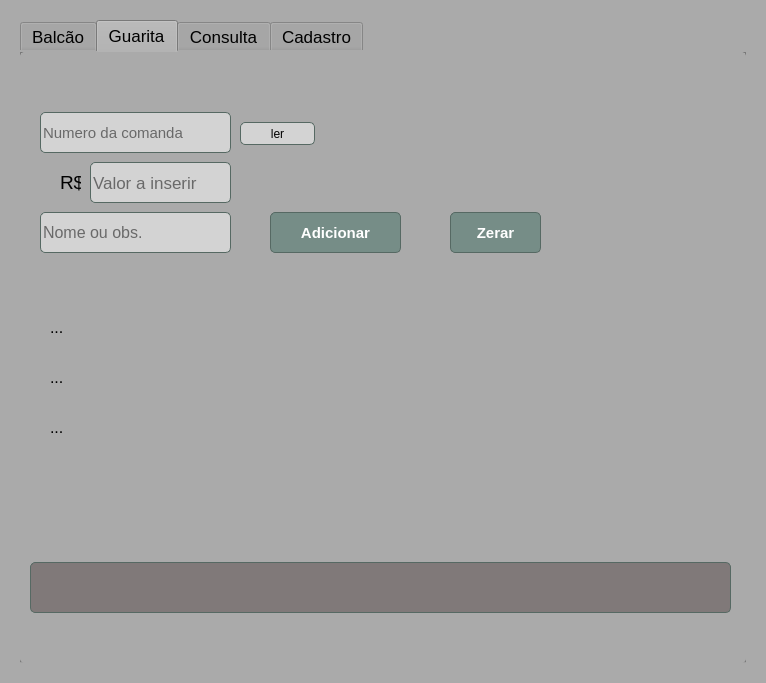
Old version of the form comanda.ui in the repository Pindoba/Comanda-pre.
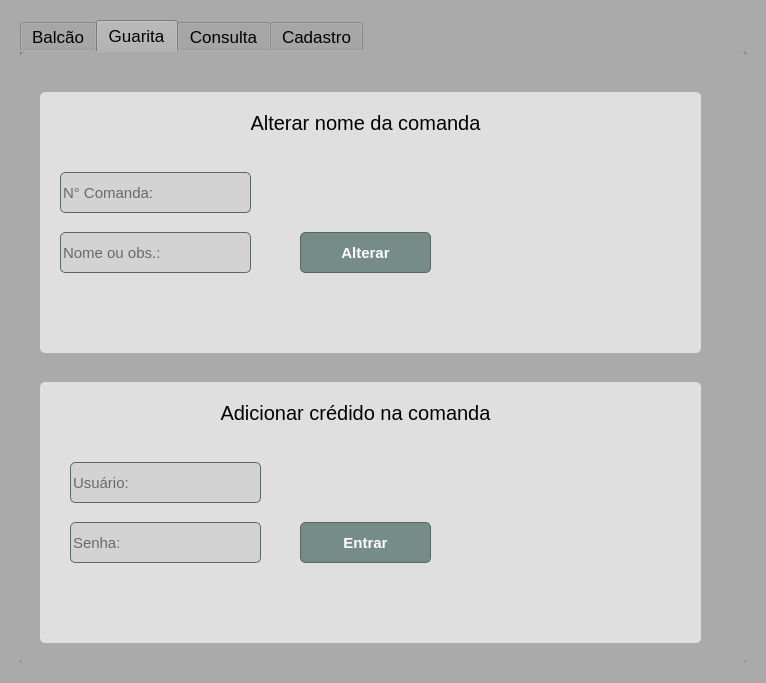
New version of the form. The open tabs and pages were chosen to show the change.

Commit message: Login pra add credito/campo mudar nome comanda

The edit to the form file:
```diff
--- a/comanda.ui
+++ b/comanda.ui
@@ -253,11 +253,69 @@
          <attribute name="title">
           <string>Guarita</string>
          </attribute>
-         <widget class="QLineEdit" name="lineEdit">
+         <widget class="QFrame" name="frame_4">
           <property name="geometry">
            <rect>
             <x>20</x>
-            <y>60</y>
+            <y>330</y>
+            <width>661</width>
+            <height>261</height>
+           </rect>
+          </property>
+          <property name="styleSheet">
+           <string notr="true">background-color: rgb(223, 223, 223);</string>
+          </property>
+          <property name="frameShape">
+           <enum>QFrame::StyledPanel</enum>
+          </property>
+          <property name="frameShadow">
+           <enum>QFrame::Raised</enum>
+          </property>
+          <widget class="QPushButton" name="pushButton_4">
+           <property name="geometry">
+            <rect>
+             <x>260</x>
+             <y>140</y>
+             <width>131</width>
+             <height>41</height>
+            </rect>
+           </property>
+           <property name="styleSheet">
+            <string notr="true">QPushButton {
+	box-shadow:inset 0px 1px 3px 0px #91b8b3;
+	background:linear-gradient(to bottom, #768d87 5%, #6c7c7c 100%);
+	background-color:#768d87;
+	border-radius:5px;
+	border:1px solid #566963;
+	display:inline-block;
+	cursor:pointer;
+	color:#ffffff;
+	font-family:Arial;
+	font-size:15px;
+	font-weight:bold;
+	padding:11px 23px;
+	text-decoration:none;
+	text-shadow:0px -1px 0px #2b665e;
+}
+QPushButton:hover {
+	background:linear-gradient(to bottom, #6c7c7c 5%, #768d87 100%);
+	background-color:#6c7c7c;
+}
+QPushButton:active {
+	position:relative;
+	top:1px;
+}
+</string>
+           </property>
+           <property name="text">
+            <string>Entrar</string>
+           </property>
+          </widget>
+          <widget class="QLineEdit" name="lineEdit_5">
+           <property name="geometry">
+            <rect>
+             <x>30</x>
+             <y>80</y>
             <width>191</width>
             <height>41</height>
            </rect>
@@ -285,100 +343,219 @@
            <string/>
           </property>
           <property name="placeholderText">
-           <string>Numero da comanda</string>
+            <string>Usuário:</string>
           </property>
           <property name="clearButtonEnabled">
            <bool>false</bool>
           </property>
          </widget>
-         <widget class="QLineEdit" name="lineEdit_2">
+          <widget class="QLineEdit" name="lineEdit_6">
           <property name="geometry">
            <rect>
-            <x>70</x>
-            <y>110</y>
-            <width>141</width>
+             <x>30</x>
+             <y>140</y>
+             <width>191</width>
             <height>41</height>
            </rect>
           </property>
           <property name="font">
            <font>
-            <pointsize>13</pointsize>
-           </font>
-          </property>
+             <pointsize>11</pointsize>
+            </font>
+           </property>
+           <property name="accessibleName">
+            <string/>
+           </property>
           <property name="styleSheet">
            <string notr="true">background-color: rgb(211, 211, 211);
 border-radius:5px;
 border:1px solid #566963;</string>
           </property>
           <property name="inputMethodHints">
-           <set>Qt::ImhNone</set>
-          </property>
+            <set>Qt::ImhHiddenText|Qt::ImhNoAutoUppercase|Qt::ImhNoPredictiveText|Qt::ImhSensitiveData</set>
+           </property>
+           <property name="inputMask">
+            <string/>
+           </property>
           <property name="text">
            <string/>
           </property>
+           <property name="echoMode">
+            <enum>QLineEdit::Password</enum>
+           </property>
           <property name="placeholderText">
-           <string>Valor a inserir</string>
+            <string>Senha:</string>
+           </property>
+           <property name="clearButtonEnabled">
+            <bool>false</bool>
           </property>
          </widget>
          <widget class="QLabel" name="label">
           <property name="geometry">
            <rect>
             <x>30</x>
-            <y>260</y>
-            <width>241</width>
+             <y>220</y>
+             <width>411</width>
             <height>31</height>
            </rect>
           </property>
           <property name="font">
            <font>
-            <pointsize>12</pointsize>
-           </font>
-          </property>
-          <property name="text">
-           <string>...</string>
-          </property>
-         </widget>
-         <widget class="QLabel" name="label_2">
-          <property name="geometry">
-           <rect>
-            <x>30</x>
-            <y>360</y>
-            <width>101</width>
-            <height>31</height>
-           </rect>
-          </property>
-          <property name="font">
-           <font>
-            <pointsize>12</pointsize>
-           </font>
-          </property>
+             <pointsize>11</pointsize>
+            </font>
+           </property>
+           <property name="styleSheet">
+            <string notr="true">color: rgb(255, 85, 0);</string>
+           </property>
           <property name="text">
-           <string>...</string>
+            <string/>
           </property>
          </widget>
          <widget class="QLabel" name="label_3">
           <property name="geometry">
            <rect>
-            <x>30</x>
-            <y>310</y>
-            <width>221</width>
-            <height>31</height>
+             <x>90</x>
+             <y>10</y>
+             <width>451</width>
+             <height>41</height>
            </rect>
           </property>
           <property name="font">
            <font>
-            <pointsize>12</pointsize>
+             <pointsize>15</pointsize>
            </font>
           </property>
           <property name="text">
-           <string>...</string>
-          </property>
-         </widget>
-         <widget class="QPushButton" name="pushButton">
+            <string>Adicionar crédido na comanda</string>
+           </property>
+           <property name="alignment">
+            <set>Qt::AlignCenter</set>
+           </property>
+          </widget>
+         </widget>
+         <widget class="QFrame" name="frame_5">
           <property name="geometry">
            <rect>
-            <x>250</x>
-            <y>160</y>
+            <x>20</x>
+            <y>40</y>
+            <width>661</width>
+            <height>261</height>
+           </rect>
+          </property>
+          <property name="styleSheet">
+           <string notr="true">background-color: rgb(223, 223, 223);</string>
+          </property>
+          <property name="frameShape">
+           <enum>QFrame::StyledPanel</enum>
+          </property>
+          <property name="frameShadow">
+           <enum>QFrame::Raised</enum>
+          </property>
+          <widget class="QLabel" name="label_2">
+           <property name="geometry">
+            <rect>
+             <x>100</x>
+             <y>10</y>
+             <width>451</width>
+             <height>41</height>
+            </rect>
+           </property>
+           <property name="font">
+            <font>
+             <pointsize>15</pointsize>
+            </font>
+           </property>
+           <property name="text">
+            <string>Alterar nome da comanda</string>
+           </property>
+           <property name="alignment">
+            <set>Qt::AlignCenter</set>
+           </property>
+          </widget>
+          <widget class="QLineEdit" name="lineEdit_8">
+           <property name="geometry">
+            <rect>
+             <x>20</x>
+             <y>80</y>
+             <width>191</width>
+             <height>41</height>
+            </rect>
+           </property>
+           <property name="font">
+            <font>
+             <pointsize>11</pointsize>
+            </font>
+           </property>
+           <property name="accessibleName">
+            <string/>
+           </property>
+           <property name="styleSheet">
+            <string notr="true">background-color: rgb(211, 211, 211);
+border-radius:5px;
+border:1px solid #566963;</string>
+           </property>
+           <property name="inputMethodHints">
+            <set>Qt::ImhNone</set>
+           </property>
+           <property name="inputMask">
+            <string/>
+           </property>
+           <property name="text">
+            <string/>
+           </property>
+           <property name="placeholderText">
+            <string>N° Comanda:</string>
+           </property>
+           <property name="clearButtonEnabled">
+            <bool>false</bool>
+           </property>
+          </widget>
+          <widget class="QLineEdit" name="lineEdit_7">
+           <property name="geometry">
+            <rect>
+             <x>20</x>
+             <y>140</y>
+             <width>191</width>
+             <height>41</height>
+            </rect>
+           </property>
+           <property name="font">
+            <font>
+             <pointsize>11</pointsize>
+            </font>
+           </property>
+           <property name="accessibleName">
+            <string/>
+           </property>
+           <property name="styleSheet">
+            <string notr="true">background-color: rgb(211, 211, 211);
+border-radius:5px;
+border:1px solid #566963;</string>
+           </property>
+           <property name="inputMethodHints">
+            <set>Qt::ImhNone</set>
+           </property>
+           <property name="inputMask">
+            <string/>
+           </property>
+           <property name="text">
+            <string/>
+           </property>
+           <property name="echoMode">
+            <enum>QLineEdit::Normal</enum>
+           </property>
+           <property name="placeholderText">
+            <string>Nome ou obs.:</string>
+           </property>
+           <property name="clearButtonEnabled">
+            <bool>false</bool>
+           </property>
+          </widget>
+          <widget class="QPushButton" name="pushButton_5">
+           <property name="geometry">
+            <rect>
+             <x>260</x>
+             <y>140</y>
             <width>131</width>
             <height>41</height>
            </rect>
@@ -411,137 +588,30 @@
 </string>
           </property>
           <property name="text">
-           <string>Adicionar</string>
-          </property>
-         </widget>
-         <widget class="QLineEdit" name="lineEdit_4">
-          <property name="geometry">
-           <rect>
-            <x>20</x>
-            <y>160</y>
-            <width>191</width>
-            <height>41</height>
-           </rect>
-          </property>
-          <property name="font">
-           <font>
-            <pointsize>12</pointsize>
-           </font>
-          </property>
-          <property name="styleSheet">
-           <string notr="true">background-color: rgb(211, 211, 211);
-border-radius:5px;
-border:1px solid #566963;</string>
-          </property>
-          <property name="placeholderText">
-           <string>Nome ou obs.</string>
-          </property>
-         </widget>
-         <widget class="QPushButton" name="pushButton_3">
-          <property name="geometry">
-           <rect>
-            <x>220</x>
-            <y>70</y>
-            <width>75</width>
-            <height>23</height>
-           </rect>
-          </property>
-          <property name="styleSheet">
-           <string notr="true">background-color: rgb(211, 211, 211);
-border-radius:5px;
-border:1px solid #566963;</string>
-          </property>
-          <property name="text">
-           <string>ler</string>
-          </property>
-         </widget>
-         <widget class="QLabel" name="label_7">
-          <property name="geometry">
-           <rect>
-            <x>40</x>
-            <y>120</y>
-            <width>21</width>
-            <height>21</height>
-           </rect>
-          </property>
-          <property name="font">
-           <font>
-            <pointsize>14</pointsize>
-           </font>
-          </property>
-          <property name="text">
-           <string>R$</string>
-          </property>
-         </widget>
-         <widget class="QPushButton" name="pushButton_7">
-          <property name="geometry">
-           <rect>
-            <x>430</x>
-            <y>160</y>
-            <width>91</width>
-            <height>41</height>
-           </rect>
-          </property>
-          <property name="styleSheet">
-           <string notr="true">QPushButton {
-	box-shadow:inset 0px 1px 3px 0px #91b8b3;
-	background:linear-gradient(to bottom, #768d87 5%, #6c7c7c 100%);
-	background-color:#768d87;
-	border-radius:5px;
-	border:1px solid #566963;
-	display:inline-block;
-	cursor:pointer;
-	color:#ffffff;
-	font-family:Arial;
-	font-size:15px;
-	font-weight:bold;
-	padding:11px 23px;
-	text-decoration:none;
-	text-shadow:0px -1px 0px #2b665e;
-}
-QPushButton:hover {
-	background:linear-gradient(to bottom, #6c7c7c 5%, #768d87 100%);
-	background-color:#6c7c7c;
-}
-QPushButton:active {
-	position:relative;
-	top:1px;
-}
-</string>
-          </property>
-          <property name="text">
-           <string>Zerar</string>
+            <string>Alterar</string>
           </property>
          </widget>
          <widget class="QLabel" name="label_4">
           <property name="geometry">
            <rect>
-            <x>10</x>
-            <y>510</y>
-            <width>701</width>
-            <height>51</height>
+             <x>80</x>
+             <y>210</y>
+             <width>361</width>
+             <height>31</height>
            </rect>
           </property>
           <property name="font">
            <font>
-            <pointsize>19</pointsize>
-            <weight>75</weight>
-            <bold>true</bold>
+             <pointsize>13</pointsize>
            </font>
           </property>
           <property name="styleSheet">
-           <string notr="true">
-color: rgb(187, 255, 224);
-color: rgb(0, 255, 0);
-background-color:#807979;
-border:1px solid #566963;</string>
+            <string notr="true">color: rgb(0, 170, 0);</string>
           </property>
           <property name="text">
            <string/>
           </property>
-          <property name="alignment">
-           <set>Qt::AlignCenter</set>
-          </property>
+          </widget>
          </widget>
         </widget>
         <widget class="QWidget" name="tab_3">
```
Left out of the diff: 8 changed lines with no effect on the pictures. Lines whose indentation alone changed are shown as unchanged. The commit also changes 4 other files.
